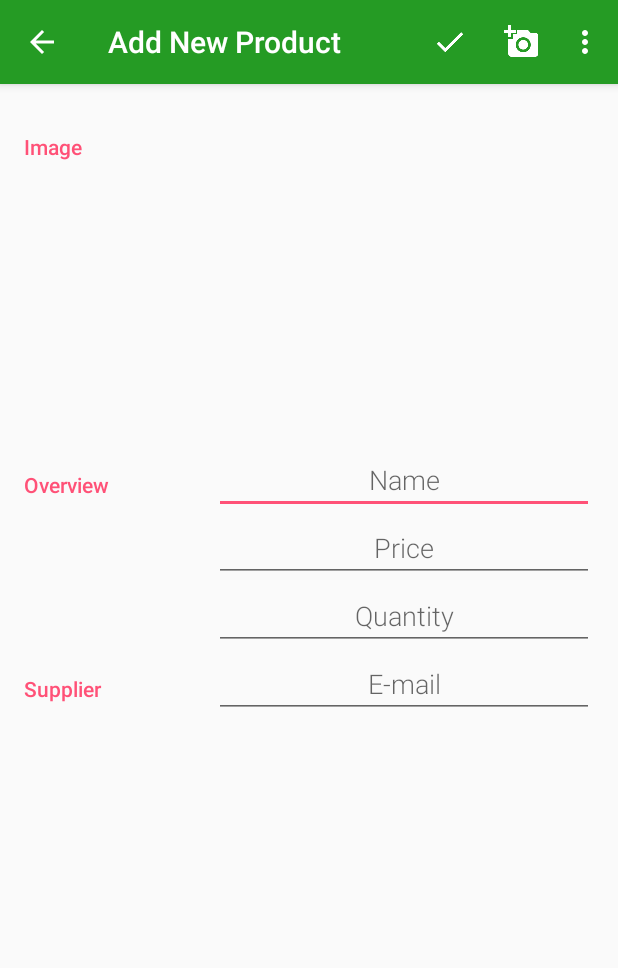
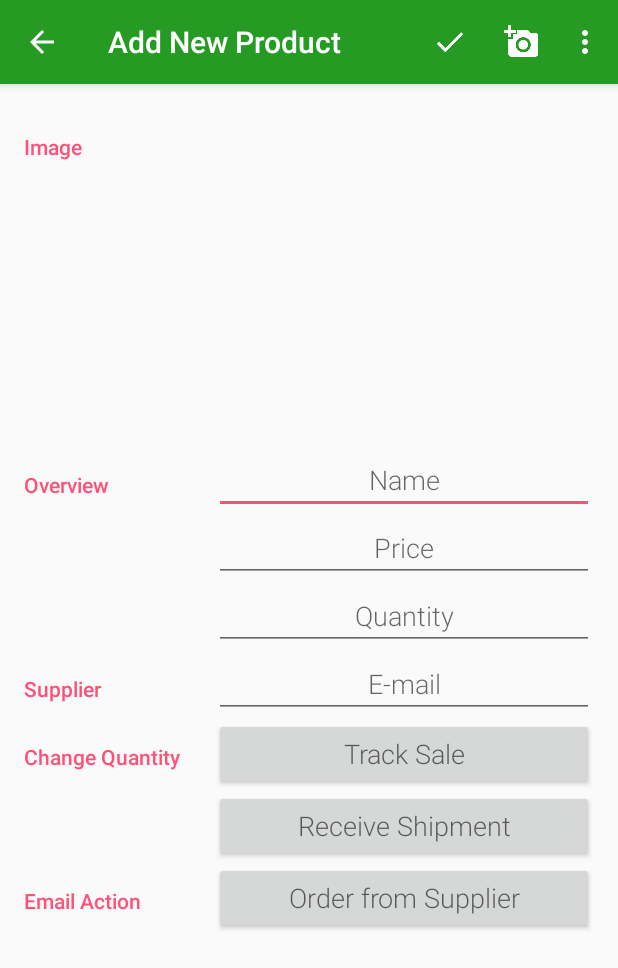
Before and after one commit to joshvocal/Inventory-App, an Android app: the EditorActivity screen opened directly, with no data from a screen before it, on a phone screen of 412 x 824 dp. Shown: the top 968 px of the screen. Run offline under Robolectric (Android 15) with nearby library versions, the phone set to English and light mode, and no system bars.

Commit message:
Added skeleton buttons

```diff
--- a/app/src/main/res/layout/activity_editor.xml
+++ b/app/src/main/res/layout/activity_editor.xml
@@ -115,5 +115,69 @@
 
             </LinearLayout>
         </LinearLayout>
+
+        <!-- Change quantity category -->
+        <LinearLayout
+            android:id="@+id/container_change_quantity"
+            android:layout_width="match_parent"
+            android:layout_height="wrap_content"
+            android:orientation="horizontal">
+
+            <!-- Label -->
+            <TextView
+                style="@style/CategoryStyle"
+                android:text="Change Quantity" />
+
+            <!-- Input field -->
+            <LinearLayout
+                android:layout_width="0dp"
+                android:layout_height="wrap_content"
+                android:layout_weight="2"
+                android:orientation="vertical">
+
+                <Button
+                    android:id="@+id/button_track_sale"
+                    style="@style/EditorFieldStyle"
+                    android:gravity="center"
+                    android:hint="Track Sale"/>
+
+                <Button
+                    android:id="@+id/button_receive_shipment"
+                    style="@style/EditorFieldStyle"
+                    android:gravity="center"
+                    android:hint="Receive Shipment"/>
+
+            </LinearLayout>
+        </LinearLayout>
+
+        <!-- Email Action category -->
+        <LinearLayout
+            android:id="@+id/container_email_action"
+            android:layout_width="match_parent"
+            android:layout_height="wrap_content"
+            android:orientation="horizontal">
+
+            <!-- Label -->
+            <TextView
+                style="@style/CategoryStyle"
+                android:text="Email Action" />
+
+            <!-- Input field -->
+            <LinearLayout
+                android:layout_width="0dp"
+                android:layout_height="wrap_content"
+                android:layout_weight="2"
+                android:orientation="vertical">
+
+                <Button
+                    android:id="@+id/button_order_suplier"
+                    style="@style/EditorFieldStyle"
+                    android:gravity="center"
+                    android:hint="Order from Supplier"/>
+
+            </LinearLayout>
+        </LinearLayout>
+
+
     </LinearLayout>
 </ScrollView>
```
Also changed, not shown: 2 other files.
